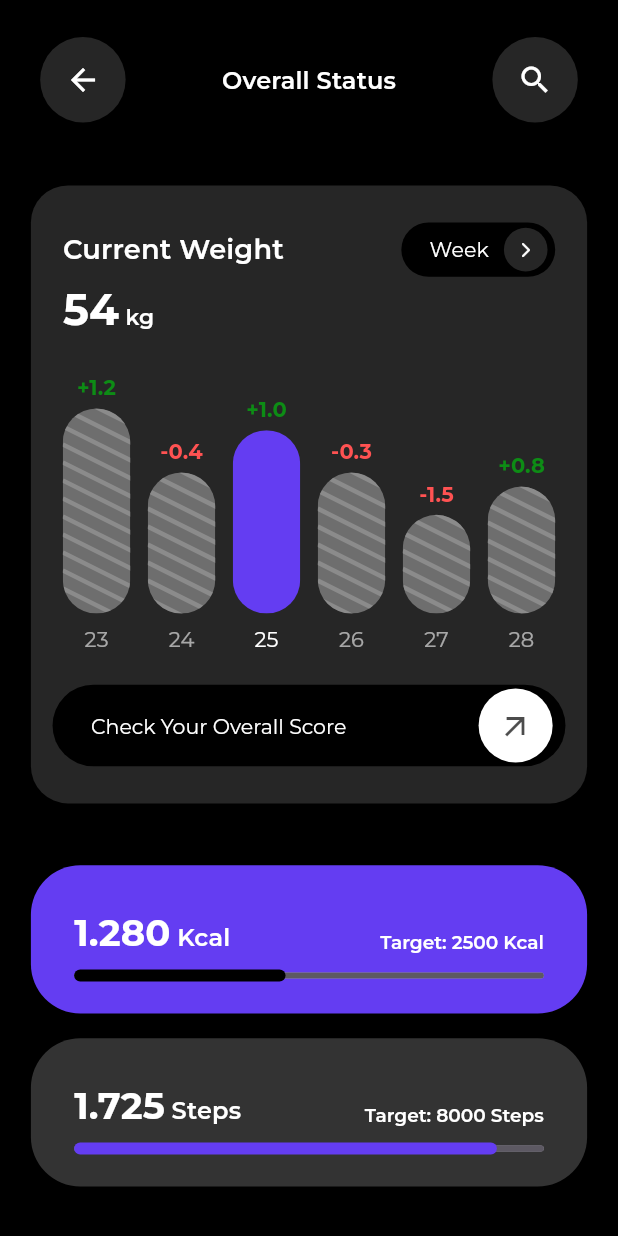
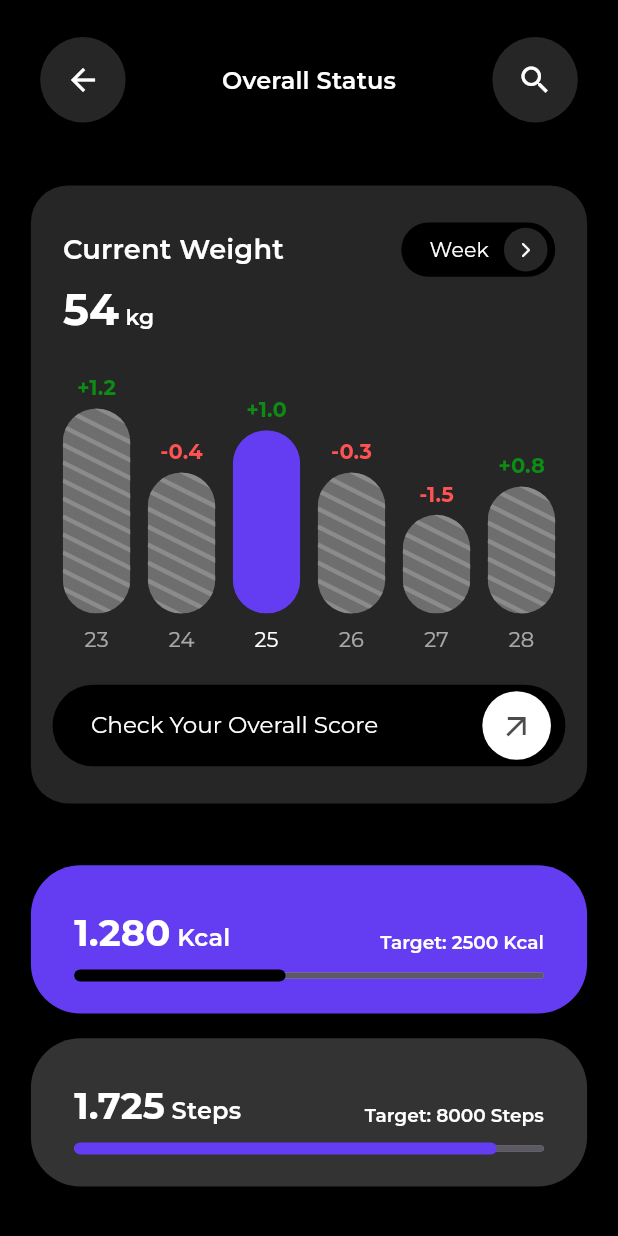
Before and after one commit to bhawesh2002/workout_planner_app_ui, a Flutter app: the OverallStatusPage screen opened directly, on a phone screen of 412 x 824 dp. Run offline on Flutter 3.47's test engine with Material 3 defaults, Android fonts, the phone set to English and light mode, and no system bars; our stand-ins replace google_fonts.

Commit message:
Adjust font and padding sizes in current_weight_card.dart

```diff
--- a/lib/widgets/current_weight_card.dart
+++ b/lib/widgets/current_weight_card.dart
@@ -185,7 +185,7 @@ Widget checkOverallScore(BuildContext context, BoxConstraints constraints) {
               "Check Your Overall Score",
               style: Theme.of(context).textTheme.titleLarge?.copyWith(
                     fontWeight: FontWeight.normal,
-                    fontSize: constraints.maxWidth * 0.04,
+                    fontSize: constraints.maxWidth * 0.045,
                   ),
             ),
           ),
@@ -198,7 +198,7 @@ Widget checkOverallScore(BuildContext context, BoxConstraints constraints) {
               backgroundColor: MaterialStatePropertyAll(Colors.white),
             ),
             padding: EdgeInsets.all(
-              constraints.maxHeight * 0.035,
+              constraints.maxHeight * 0.03,
             ),
             icon: Icon(
               Icons.arrow_outward,
```
